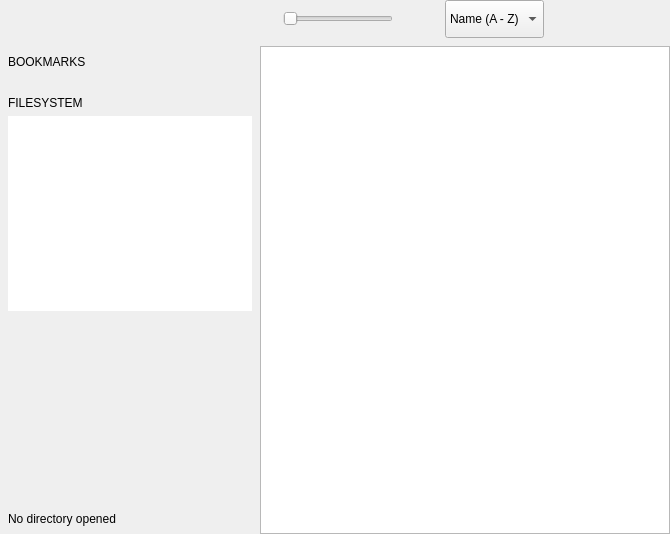
First picture: the form in qimgv/gui/folderview/folderview.ui, repository do-i/thumbgrid, before the edit.
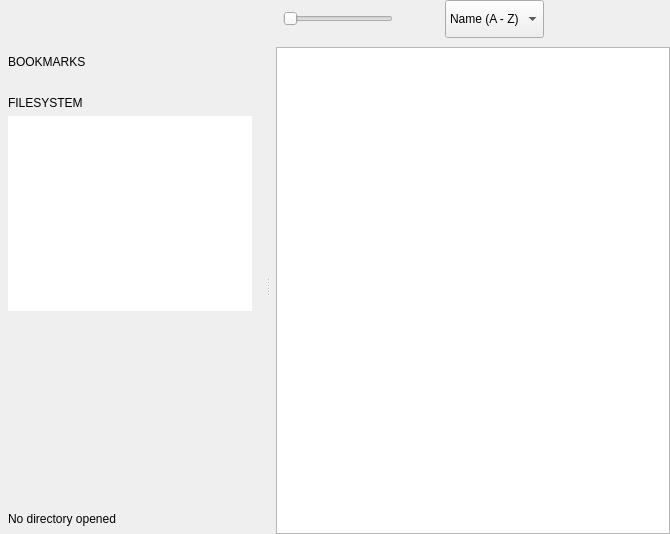
Second picture: the form after the edit. Custom widgets are drawn as their Qt base class.

Commit message: resizable places panel #188

Diff of the .ui file:
```diff
--- a/qimgv/gui/folderview/folderview.ui
+++ b/qimgv/gui/folderview/folderview.ui
@@ -376,13 +376,59 @@
    </item>
    <item>
     <layout class="QHBoxLayout" name="horizontalLayout">
+     <property name="spacing">
+      <number>7</number>
+     </property>
      <property name="leftMargin">
       <number>0</number>
      </property>
      <property name="topMargin">
       <number>0</number>
      </property>
+     <property name="rightMargin">
+      <number>0</number>
+     </property>
+     <property name="bottomMargin">
+      <number>0</number>
+     </property>
      <item>
+      <widget class="QWidget" name="widget" native="true">
+       <property name="sizePolicy">
+        <sizepolicy hsizetype="MinimumExpanding" vsizetype="MinimumExpanding">
+         <horstretch>0</horstretch>
+         <verstretch>0</verstretch>
+        </sizepolicy>
+       </property>
+       <layout class="QHBoxLayout" name="horizontalLayout_7">
+        <property name="spacing">
+         <number>0</number>
+        </property>
+        <property name="leftMargin">
+         <number>0</number>
+        </property>
+        <property name="topMargin">
+         <number>0</number>
+        </property>
+        <property name="rightMargin">
+         <number>0</number>
+        </property>
+        <property name="bottomMargin">
+         <number>0</number>
+        </property>
+        <item>
+         <widget class="QSplitter" name="splitter">
+          <property name="accessibleName">
+           <string notr="true">FolderViewSplitter</string>
+          </property>
+          <property name="orientation">
+           <enum>Qt::Horizontal</enum>
+          </property>
+          <property name="handleWidth">
+           <number>16</number>
+          </property>
+          <property name="childrenCollapsible">
+           <bool>false</bool>
+          </property>
       <widget class="QWidget" name="placesPanel" native="true">
        <property name="sizePolicy">
         <sizepolicy hsizetype="Fixed" vsizetype="Preferred">
@@ -599,14 +645,16 @@
         </item>
        </layout>
       </widget>
-     </item>
-     <item>
+          <widget class="QWidget" name="thumbnailGridHolder" native="true">
       <layout class="QHBoxLayout" name="horizontalLayout_2">
+            <property name="spacing">
+             <number>0</number>
+            </property>
        <property name="leftMargin">
         <number>0</number>
        </property>
        <property name="topMargin">
-        <number>8</number>
+             <number>9</number>
        </property>
        <property name="rightMargin">
         <number>0</number>
@@ -616,12 +664,23 @@
        </property>
        <item>
         <widget class="FolderGridView" name="thumbnailGrid">
+              <property name="minimumSize">
+               <size>
+                <width>200</width>
+                <height>0</height>
+               </size>
+              </property>
          <property name="optimizationFlags">
           <set>QGraphicsView::DontClipPainter</set>
          </property>
         </widget>
        </item>
       </layout>
+          </widget>
+         </widget>
+        </item>
+       </layout>
+      </widget>
      </item>
     </layout>
    </item>
```
Left out of the diff: 42 changed lines with no effect on the pictures. Lines whose indentation alone changed are shown as unchanged. The commit also changes 5 other files.
